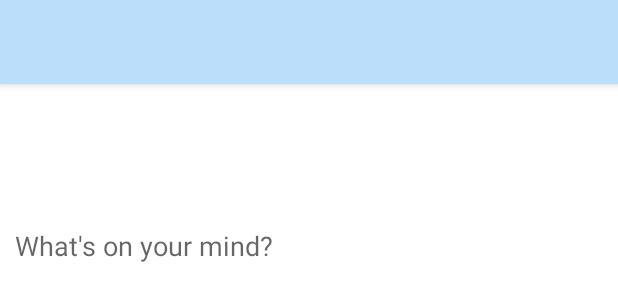
After one commit to XiangLun0713/confession-android-app, an Android app: the layout activity_submit_post.xml on its own in the app's theme, with its tools: preview values and no code run, on a phone screen of 412 x 824 dp. The commit adds this screen. Shown: the top 301 px of the screen. Run offline under Robolectric (Android 15) with nearby library versions, the phone set to English and light mode, and no system bars.

Commit message:
Prepare code for Admin page - create submit post page - submit post feature done - Added post image template - upload multiple image feature done

```diff
--- a/app/build.gradle
+++ b/app/build.gradle
@@ -32,6 +32,7 @@ android {
 }
 
 dependencies {
+    implementation 'com.github.dhaval2404:imagepicker:2.1'
     implementation 'com.google.android.material:material:1.7.0-alpha02'
     implementation 'androidx.appcompat:appcompat:1.4.2'
     implementation 'com.google.android.material:material:1.6.1'
@@ -40,6 +41,7 @@ dependencies {
     implementation 'androidx.annotation:annotation:1.3.0'
     implementation 'androidx.lifecycle:lifecycle-livedata-ktx:2.4.1'
     implementation 'androidx.lifecycle:lifecycle-viewmodel-ktx:2.4.1'
+    implementation 'com.google.firebase:firebase-storage:20.0.1'
     testImplementation 'junit:junit:4.13.2'
     androidTestImplementation 'androidx.test.ext:junit:1.1.3'
     androidTestImplementation 'androidx.test.espresso:espresso-core:3.4.0'
--- /dev/null
+++ b/app/src/main/res/layout/activity_submit_post.xml
@@ -0,0 +1,105 @@
+<?xml version="1.0" encoding="utf-8"?>
+<androidx.constraintlayout.widget.ConstraintLayout xmlns:android="http://schemas.android.com/apk/res/android"
+        xmlns:tools="http://schemas.android.com/tools"
+        xmlns:app="http://schemas.android.com/apk/res-auto"
+        android:layout_width="match_parent"
+        android:layout_height="match_parent"
+        tools:context=".SubmitPostActivity">
+
+    <com.google.android.material.appbar.AppBarLayout
+            android:id="@+id/create_post_appbar_layout"
+            android:layout_width="match_parent"
+            android:layout_height="wrap_content"
+            android:elevation="10dp"
+            app:layout_constraintEnd_toEndOf="parent"
+            app:layout_constraintStart_toStartOf="parent"
+            app:layout_constraintTop_toTopOf="parent">
+
+        <androidx.appcompat.widget.Toolbar
+                android:id="@+id/create_post_toolbar"
+                android:layout_width="match_parent"
+                android:layout_height="?attr/actionBarSize" />
+
+    </com.google.android.material.appbar.AppBarLayout>
+
+    <ScrollView
+            android:id="@+id/scroll_view"
+            android:layout_width="match_parent"
+            android:layout_height="0dp"
+            app:layout_constraintTop_toBottomOf="@id/create_post_appbar_layout"
+            app:layout_constraintEnd_toEndOf="parent"
+            app:layout_constraintStart_toStartOf="parent"
+            android:orientation="vertical"
+            android:layout_marginTop="5dp">
+
+        <LinearLayout
+                android:id="@+id/new_post_linear_layout"
+                android:layout_width="match_parent"
+                android:layout_height="wrap_content"
+                android:orientation="vertical"
+                android:paddingBottom="50dp">
+
+            <TextView
+                    android:id="@+id/date_and_time_label"
+                    android:layout_width="match_parent"
+                    android:layout_height="wrap_content"
+                    android:textSize="16sp"
+                    android:padding="10dp"
+                    android:textStyle="bold" />
+
+            <TextView
+                    android:id="@+id/reply_post_id_text_view"
+                    android:layout_width="match_parent"
+                    android:layout_height="wrap_content"
+                    android:background="@android:color/transparent"
+                    android:textSize="20sp"
+                    android:textStyle="bold"
+                    android:textColor="@color/dark_blue"
+                    android:paddingHorizontal="10dp"
+                    android:paddingVertical="5dp" />
+
+            <EditText
+                    android:id="@+id/post_content_edit_text"
+                    android:layout_width="match_parent"
+                    android:layout_height="wrap_content"
+                    android:background="@android:color/transparent"
+                    android:paddingHorizontal="10dp"
+                    android:paddingVertical="10dp"
+                    android:hint="@string/what_s_on_your_mind"
+                    android:lineSpacingExtra="8sp"
+                    android:importantForAutofill="no"
+                    android:inputType="textMultiLine|textAutoCorrect" />
+
+        </LinearLayout>
+
+    </ScrollView>
+
+    <androidx.cardview.widget.CardView
+            android:id="@+id/create_post_progress_card_view"
+            android:layout_width="wrap_content"
+            android:layout_height="wrap_content"
+            app:layout_constraintTop_toTopOf="parent"
+            app:layout_constraintBottom_toBottomOf="parent"
+            app:layout_constraintStart_toStartOf="parent"
+            app:layout_constraintEnd_toEndOf="parent"
+            android:background="@color/white"
+            app:cardCornerRadius="100dp"
+            android:elevation="10dp"
+            android:visibility="invisible">
+
+        <com.google.android.material.progressindicator.CircularProgressIndicator
+                android:id="@+id/create_post_progress_bar"
+                android:layout_width="wrap_content"
+                android:layout_height="wrap_content"
+                app:indicatorColor="@color/mid_red"
+                app:indicatorSize="?attr/indicatorSize"
+                android:padding="10dp"
+                android:background="@android:color/transparent"
+                android:indeterminateBehavior="cycle"
+                android:indeterminate="true"
+                android:visibility="visible" />
+
+    </androidx.cardview.widget.CardView>
+
+
+</androidx.constraintlayout.widget.ConstraintLayout>
--- a/app/src/main/res/values/strings.xml
+++ b/app/src/main/res/values/strings.xml
@@ -21,4 +21,9 @@
     <string name="reply">Reply</string>
     <string name="settings">Settings</string>
     <string name="report">Report</string>
+    <string name="submit_post">Submit post</string>
+    <string name="title">Title</string>
+    <string name="add_a_photo">Add a photo</string>
+    <string name="delete_image_button">Delete image button</string>
+    <string name="what_s_on_your_mind">What\'s on your mind?</string>
 </resources>
```
Also changed, not shown: app/src/main/AndroidManifest.xml (+7 -3 lines), app/src/main/java/me/xianglun/confession_app/MainActivity.java (+5 -2 lines), app/src/main/java/me/xianglun/confession_app/SubmitPostActivity.java (added, +239 -0 lines), app/src/main/java/me/xianglun/confession_app/model/Post.java (added, +56 -0 lines), app/src/main/res/drawable/ic_add_photo_icon_24.xml (added, +10 -0 lines), app/src/main/res/drawable/ic_delete_icon_24.xml (added, +10 -0 lines), app/src/main/res/drawable/ic_send_icon_24.xml (added, +11 -0 lines), app/src/main/res/layout/activity_main.xml (+7 -5 lines), app/src/main/res/layout/template_post_image.xml (added, +30 -0 lines), app/src/main/res/menu/create_post_menu.xml (added, +17 -0 lines), build.gradle (+8 -0 lines), settings.gradle (+1 -7 lines).
